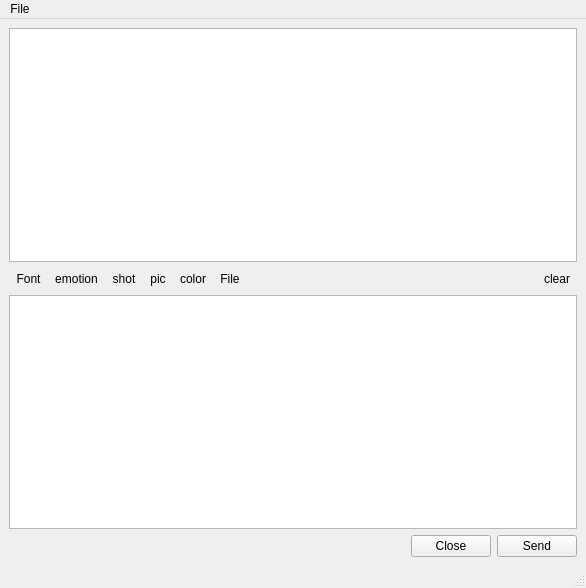
Old version of the form ServiceChat/chatwindow.ui in the repository 124327288/ChatClient.
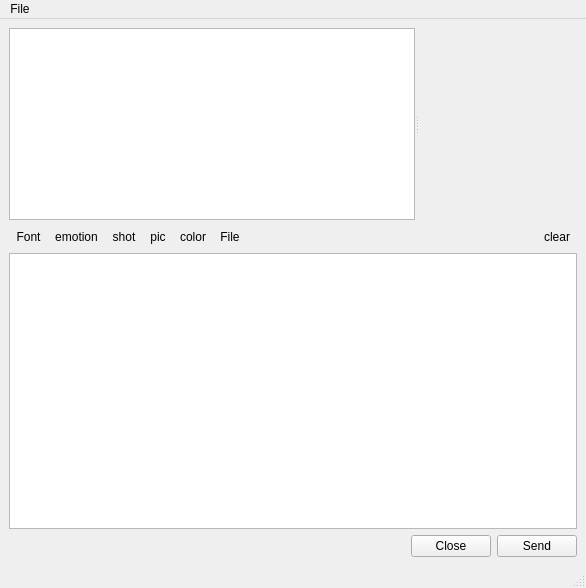
New version of the form. Icons and pictures are not drawn.

The edit to the form file:
```diff
--- a/ServiceChat/chatwindow.ui
+++ b/ServiceChat/chatwindow.ui
@@ -16,7 +16,13 @@
   <widget class="QWidget" name="centralwidget">
    <layout class="QVBoxLayout" name="verticalLayout">
     <item>
+     <widget class="QSplitter" name="splitter">
+      <property name="orientation">
+       <enum>Qt::Horizontal</enum>
+      </property>
      <widget class="QTextBrowser" name="textBrowser"/>
+      <widget class="QWidget" name="widget" native="true"/>
+     </widget>
     </item>
     <item>
      <layout class="QHBoxLayout" name="horizontalLayout">
```
Lines whose indentation alone changed are shown as unchanged.
